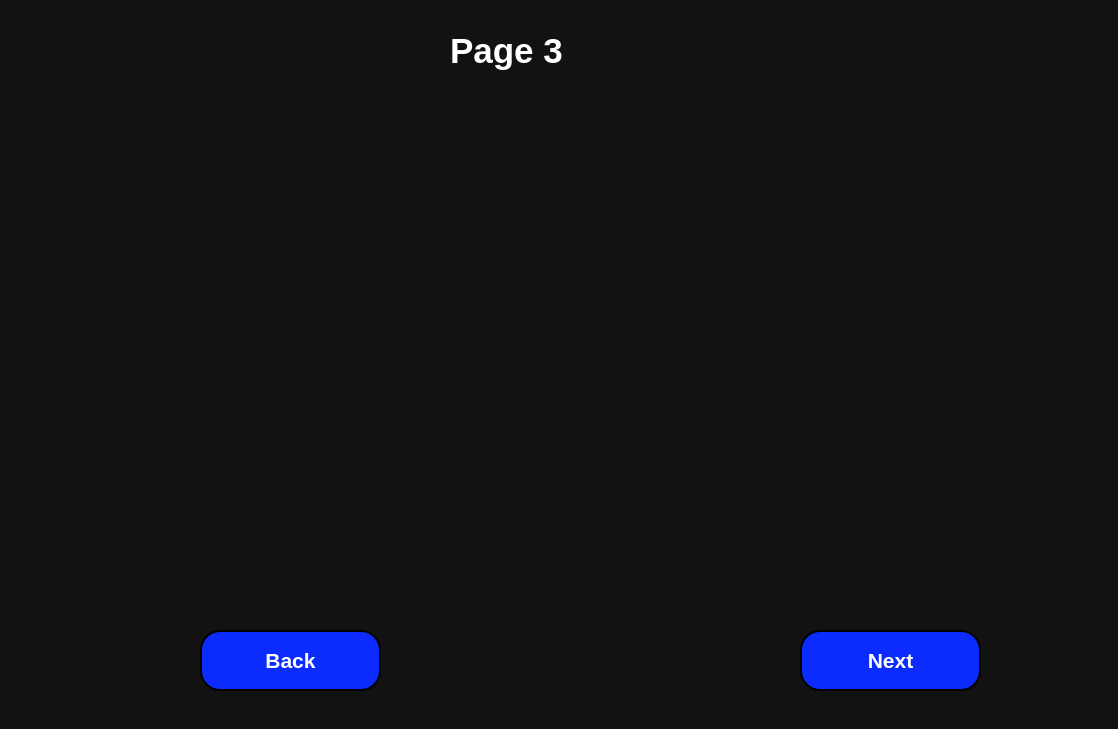
This is UI/Main.ui in GreyHatStyle/Practical-File-Automator-GEHU as Qt 5 draws it before an edit. The edited form follows.
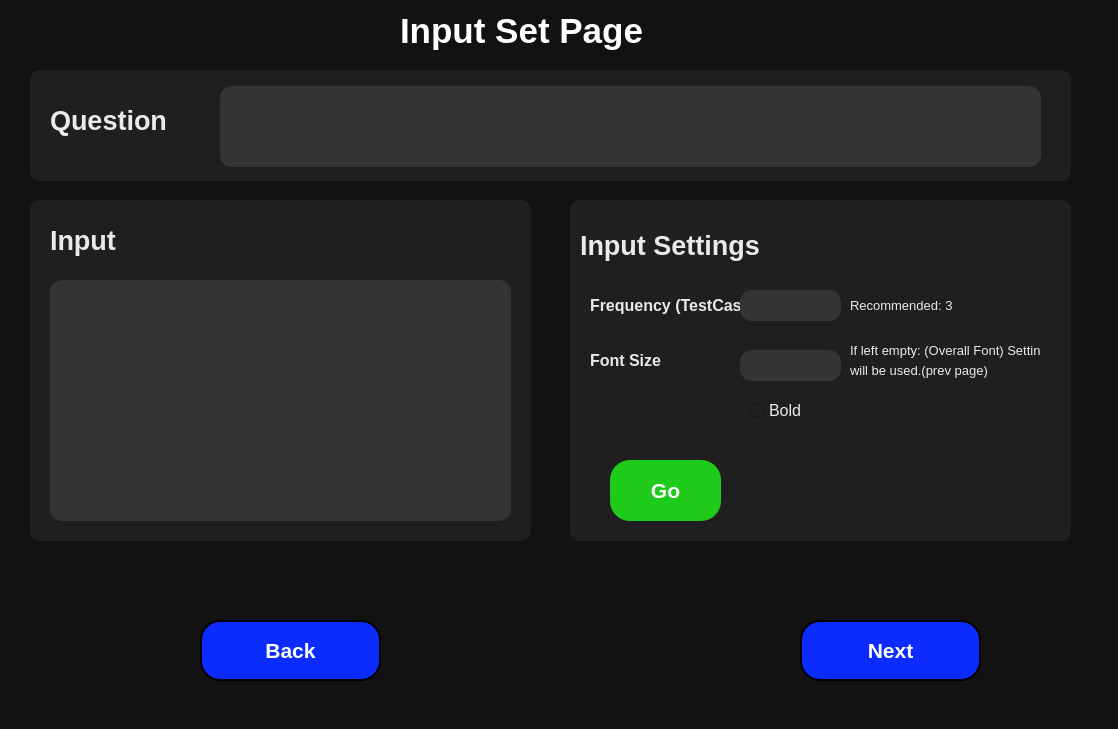
This is the edited form. The open tabs and pages were chosen to show the change.

Commit message: #4 Added Page 3 (Input setting Page)

The edit to the form file:
```diff
--- a/UI/Main.ui
+++ b/UI/Main.ui
@@ -33,7 +33,7 @@
     <property name="geometry">
      <rect>
       <x>0</x>
-      <y>0</y>
+      <y>-10</y>
       <width>1111</width>
       <height>751</height>
      </rect>
@@ -994,9 +994,9 @@
      <widget class="QLabel" name="label_6">
       <property name="geometry">
        <rect>
-        <x>450</x>
-        <y>20</y>
-        <width>151</width>
+        <x>400</x>
+        <y>10</y>
+        <width>341</width>
         <height>61</height>
        </rect>
       </property>
@@ -1011,7 +1011,7 @@
        <string notr="true">color: rgb(255, 255, 255);</string>
       </property>
       <property name="text">
-       <string>Page 3</string>
+       <string>Input Set Page</string>
       </property>
      </widget>
      <widget class="QPushButton" name="pg3_back">
@@ -1055,6 +1055,427 @@
        <string>Back</string>
       </property>
      </widget>
+     <widget class="QFrame" name="pg3_OverallFrame">
+      <property name="geometry">
+       <rect>
+        <x>30</x>
+        <y>80</y>
+        <width>1041</width>
+        <height>111</height>
+       </rect>
+      </property>
+      <property name="styleSheet">
+       <string notr="true">
+
+QFrame{
+	background-color: rgb(31, 31, 31);
+	border-radius: 10px;
+}</string>
+      </property>
+      <property name="frameShape">
+       <enum>QFrame::StyledPanel</enum>
+      </property>
+      <property name="frameShadow">
+       <enum>QFrame::Raised</enum>
+      </property>
+      <widget class="QLabel" name="label_11">
+       <property name="geometry">
+        <rect>
+         <x>20</x>
+         <y>20</y>
+         <width>151</width>
+         <height>61</height>
+        </rect>
+       </property>
+       <property name="font">
+        <font>
+         <pointsize>20</pointsize>
+         <weight>75</weight>
+         <bold>true</bold>
+        </font>
+       </property>
+       <property name="styleSheet">
+        <string notr="true">color: rgb(234, 234, 234);</string>
+       </property>
+       <property name="text">
+        <string>Question</string>
+       </property>
+      </widget>
+      <widget class="QTextEdit" name="textEdit">
+       <property name="geometry">
+        <rect>
+         <x>190</x>
+         <y>16</y>
+         <width>821</width>
+         <height>81</height>
+        </rect>
+       </property>
+       <property name="font">
+        <font>
+         <pointsize>16</pointsize>
+        </font>
+       </property>
+       <property name="styleSheet">
+        <string notr="true">QTextEdit{
+
+	color: rgb(234, 234, 234);
+	background-color: rgb(52, 52, 52);
+	border: 2pxs solid rgb(11, 11, 11);
+	border-radius: 12px;
+}</string>
+       </property>
+      </widget>
+     </widget>
+     <widget class="QFrame" name="pg3_InputFrame">
+      <property name="geometry">
+       <rect>
+        <x>30</x>
+        <y>210</y>
+        <width>501</width>
+        <height>341</height>
+       </rect>
+      </property>
+      <property name="styleSheet">
+       <string notr="true">
+
+QFrame{
+	background-color: rgb(31, 31, 31);
+	border-radius: 10px;
+}</string>
+      </property>
+      <property name="frameShape">
+       <enum>QFrame::StyledPanel</enum>
+      </property>
+      <property name="frameShadow">
+       <enum>QFrame::Raised</enum>
+      </property>
+      <widget class="QLabel" name="label_17">
+       <property name="geometry">
+        <rect>
+         <x>20</x>
+         <y>10</y>
+         <width>151</width>
+         <height>61</height>
+        </rect>
+       </property>
+       <property name="font">
+        <font>
+         <pointsize>20</pointsize>
+         <weight>75</weight>
+         <bold>true</bold>
+        </font>
+       </property>
+       <property name="styleSheet">
+        <string notr="true">color: rgb(234, 234, 234);</string>
+       </property>
+       <property name="text">
+        <string>Input</string>
+       </property>
+      </widget>
+      <widget class="QTextEdit" name="textEdit_2">
+       <property name="geometry">
+        <rect>
+         <x>20</x>
+         <y>80</y>
+         <width>461</width>
+         <height>241</height>
+        </rect>
+       </property>
+       <property name="font">
+        <font>
+         <pointsize>16</pointsize>
+        </font>
+       </property>
+       <property name="styleSheet">
+        <string notr="true">QTextEdit{
+
+	color: rgb(234, 234, 234);
+	background-color: rgb(52, 52, 52);
+	border: 2pxs solid rgb(11, 11, 11);
+	border-radius: 12px;
+}</string>
+       </property>
+      </widget>
+     </widget>
+     <widget class="QFrame" name="pg3_InputSettingFrame">
+      <property name="geometry">
+       <rect>
+        <x>570</x>
+        <y>210</y>
+        <width>501</width>
+        <height>341</height>
+       </rect>
+      </property>
+      <property name="styleSheet">
+       <string notr="true">
+
+QFrame{
+	background-color: rgb(31, 31, 31);
+	border-radius: 10px;
+}</string>
+      </property>
+      <property name="frameShape">
+       <enum>QFrame::StyledPanel</enum>
+      </property>
+      <property name="frameShadow">
+       <enum>QFrame::Raised</enum>
+      </property>
+      <widget class="QLabel" name="label_18">
+       <property name="geometry">
+        <rect>
+         <x>10</x>
+         <y>20</y>
+         <width>261</width>
+         <height>51</height>
+        </rect>
+       </property>
+       <property name="font">
+        <font>
+         <pointsize>20</pointsize>
+         <weight>75</weight>
+         <bold>true</bold>
+        </font>
+       </property>
+       <property name="styleSheet">
+        <string notr="true">color: rgb(234, 234, 234);</string>
+       </property>
+       <property name="text">
+        <string>Input Settings</string>
+       </property>
+      </widget>
+      <widget class="QLabel" name="label_19">
+       <property name="geometry">
+        <rect>
+         <x>20</x>
+         <y>80</y>
+         <width>231</width>
+         <height>51</height>
+        </rect>
+       </property>
+       <property name="font">
+        <font>
+         <pointsize>12</pointsize>
+         <weight>75</weight>
+         <bold>true</bold>
+        </font>
+       </property>
+       <property name="styleSheet">
+        <string notr="true">color: rgb(234, 234, 234);</string>
+       </property>
+       <property name="text">
+        <string>Frequency (TestCases)</string>
+       </property>
+      </widget>
+      <widget class="QLineEdit" name="pg3_IpFrequency">
+       <property name="geometry">
+        <rect>
+         <x>170</x>
+         <y>90</y>
+         <width>101</width>
+         <height>31</height>
+        </rect>
+       </property>
+       <property name="font">
+        <font>
+         <pointsize>12</pointsize>
+        </font>
+       </property>
+       <property name="styleSheet">
+        <string notr="true">QLineEdit{
+
+	color: rgb(234, 234, 234);
+	background-color: rgb(52, 52, 52);
+	border: 2pxs solid rgb(11, 11, 11);
+	border-radius: 12px;
+}</string>
+       </property>
+      </widget>
+      <widget class="QLabel" name="label_21">
+       <property name="geometry">
+        <rect>
+         <x>20</x>
+         <y>150</y>
+         <width>111</width>
+         <height>21</height>
+        </rect>
+       </property>
+       <property name="font">
+        <font>
+         <pointsize>12</pointsize>
+         <weight>75</weight>
+         <bold>true</bold>
+        </font>
+       </property>
+       <property name="styleSheet">
+        <string notr="true">color: rgb(234, 234, 234);</string>
+       </property>
+       <property name="text">
+        <string>Font Size</string>
+       </property>
+      </widget>
+      <widget class="QLineEdit" name="pg3_fontsizInp">
+       <property name="geometry">
+        <rect>
+         <x>170</x>
+         <y>150</y>
+         <width>101</width>
+         <height>31</height>
+        </rect>
+       </property>
+       <property name="font">
+        <font>
+         <pointsize>12</pointsize>
+        </font>
+       </property>
+       <property name="styleSheet">
+        <string notr="true">QLineEdit{
+
+	color: rgb(234, 234, 234);
+	background-color: rgb(52, 52, 52);
+	border: 2pxs solid rgb(11, 11, 11);
+	border-radius: 12px;
+}</string>
+       </property>
+      </widget>
+      <widget class="QCheckBox" name="pg3_boldIp">
+       <property name="geometry">
+        <rect>
+         <x>180</x>
+         <y>200</y>
+         <width>81</width>
+         <height>20</height>
+        </rect>
+       </property>
+       <property name="font">
+        <font>
+         <pointsize>12</pointsize>
+        </font>
+       </property>
+       <property name="styleSheet">
+        <string notr="true">QCheckBox{
+	color: rgb(234, 234, 234);
+	
+	background-color: rgb(31, 31, 31);
+}</string>
+       </property>
+       <property name="text">
+        <string>Bold</string>
+       </property>
+      </widget>
+      <widget class="QLabel" name="label_26">
+       <property name="geometry">
+        <rect>
+         <x>280</x>
+         <y>80</y>
+         <width>161</width>
+         <height>51</height>
+        </rect>
+       </property>
+       <property name="font">
+        <font>
+         <pointsize>10</pointsize>
+         <weight>50</weight>
+         <bold>false</bold>
+        </font>
+       </property>
+       <property name="styleSheet">
+        <string notr="true">color: rgb(234, 234, 234);</string>
+       </property>
+       <property name="text">
+        <string>Recommended: 3</string>
+       </property>
+      </widget>
+      <widget class="QLabel" name="label_27">
+       <property name="geometry">
+        <rect>
+         <x>280</x>
+         <y>140</y>
+         <width>191</width>
+         <height>21</height>
+        </rect>
+       </property>
+       <property name="font">
+        <font>
+         <pointsize>10</pointsize>
+         <weight>50</weight>
+         <bold>false</bold>
+        </font>
+       </property>
+       <property name="styleSheet">
+        <string notr="true">color: rgb(234, 234, 234);</string>
+       </property>
+       <property name="text">
+        <string>If left empty: (Overall Font) Setting</string>
+       </property>
+      </widget>
+      <widget class="QLabel" name="label_28">
+       <property name="geometry">
+        <rect>
+         <x>280</x>
+         <y>160</y>
+         <width>191</width>
+         <height>20</height>
+        </rect>
+       </property>
+       <property name="font">
+        <font>
+         <pointsize>10</pointsize>
+         <weight>50</weight>
+         <bold>false</bold>
+        </font>
+       </property>
+       <property name="styleSheet">
+        <string notr="true">color: rgb(234, 234, 234);</string>
+       </property>
+       <property name="text">
+        <string>will be used.(prev page)</string>
+       </property>
+      </widget>
+      <widget class="QPushButton" name="pg3_GoButton">
+       <property name="geometry">
+        <rect>
+         <x>40</x>
+         <y>260</y>
+         <width>111</width>
+         <height>61</height>
+        </rect>
+       </property>
+       <property name="font">
+        <font>
+         <family>Tahoma</family>
+         <pointsize>16</pointsize>
+         <weight>75</weight>
+         <bold>true</bold>
+        </font>
+       </property>
+       <property name="cursor">
+        <cursorShape>PointingHandCursor</cursorShape>
+       </property>
+       <property name="styleSheet">
+        <string notr="true"> QPushButton {
+	
+	background-color: rgb(30, 203, 27);
+	border: 2px  rgb(31, 31, 31);
+	border-radius: 20px;
+	color: rgb(255, 255, 255);
+}
+QPushButton:hover {
+ 	 
+	
+	background-color: rgb(10, 186, 1);
+}
+
+QPushButton:pressed{
+	
+	
+	background-color: rgb(0, 255, 128);
+}</string>
+       </property>
+       <property name="text">
+        <string>Go</string>
+       </property>
+      </widget>
+     </widget>
     </widget>
     <widget class="QWidget" name="page_4">
      <widget class="QPushButton" name="pg4_back">
```
Left out of the diff: 2 changed lines with no effect on the pictures. The commit also changes 2 other files.
